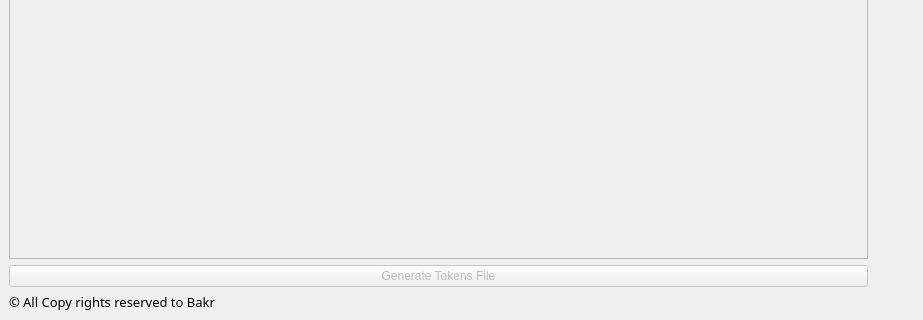
First picture: the form in GUI.ui, repository Mohamed-Ali-77/TINY_Language_Compiler, before the edit; both pictures show x 0 to 923 and y 305 to 625 of the 923 by 625 pixel window.
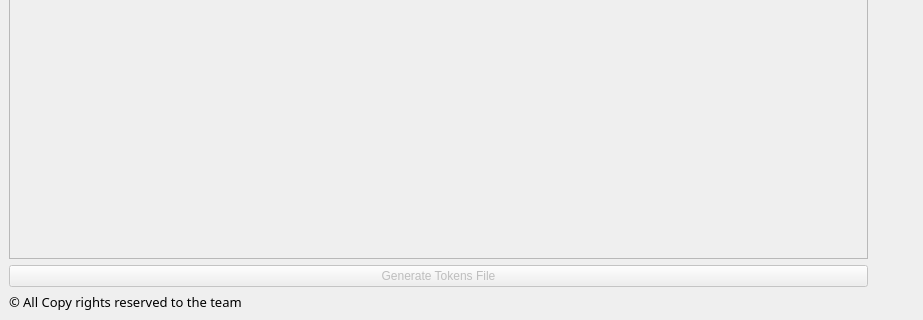
Second picture: the form after the edit. Icons and pictures are not drawn.

```diff
--- a/GUI.ui
+++ b/GUI.ui
@@ -359,7 +359,7 @@
          </font>
         </property>
         <property name="text">
-         <string>© All Copy rights reserved to Bakr</string>
+         <string>© All Copy rights reserved to the team</string>
         </property>
        </widget>
       </item>
```
